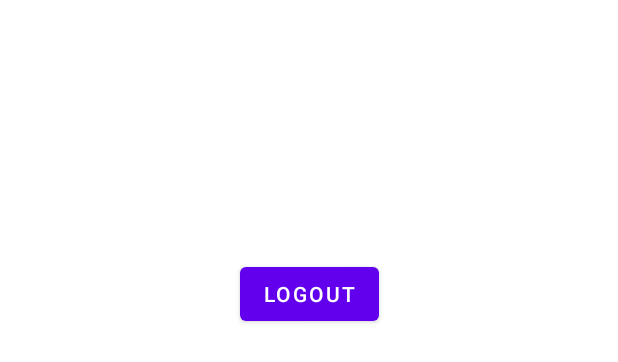
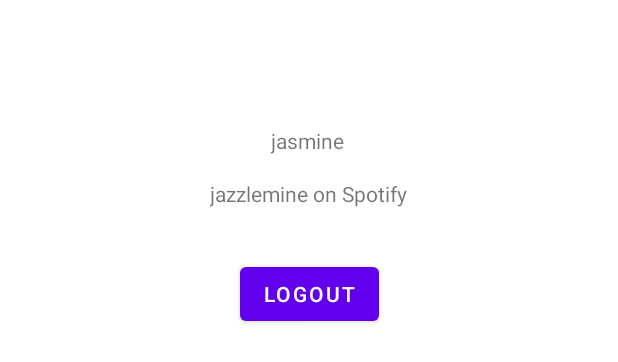
Before and after one commit to jasmine-y-wang/collageify, an Android app: the layout fragment_profile.xml on its own in the app's theme, with its tools: preview values and no code run, on a phone screen of 412 x 824 dp. Shown: the top 362 px of the screen. Run offline under Robolectric (Android 15) with nearby library versions, the phone set to English and light mode, and no system bars; network calls fail.

Commit message:
changed login and signup flow to integrate spotify info with parse user

```diff
--- a/app/src/main/AndroidManifest.xml
+++ b/app/src/main/AndroidManifest.xml
@@ -18,6 +18,9 @@
         android:theme="@style/Theme.Collageify"
         tools:targetApi="31">
         <activity
+            android:name=".activities.ConnectSpotifyActivity"
+            android:exported="false" />
+        <activity
             android:name=".activities.MainActivity"
             android:exported="false"
             android:label="@string/title_activity_main" />
@@ -32,7 +35,7 @@
         </activity>
         <activity
             android:name=".activities.SignupActivity"
-            android:exported="true"></activity>
+            android:exported="true" />
     </application>
 
 </manifest>
--- a/app/src/main/java/com/example/collageify/ParseApplication.java
+++ b/app/src/main/java/com/example/collageify/ParseApplication.java
@@ -3,6 +3,7 @@ package com.example.collageify;
 import android.app.Application;
 
 import com.example.collageify.models.Post;
+import com.example.collageify.models.User;
 import com.parse.Parse;
 import com.parse.ParseObject;
 
@@ -13,6 +14,7 @@ public class ParseApplication extends Application {
         super.onCreate();
 
         ParseObject.registerSubclass(Post.class);
+        ParseObject.registerSubclass(User.class);
 
         Parse.initialize(new Parse.Configuration.Builder(this)
                 .applicationId("tdKvKxY9rcAQHXrDnXBMHHZkofeh4etMOPQNKeE7")
--- a/app/src/main/java/com/example/collageify/UserService.java
+++ b/app/src/main/java/com/example/collageify/UserService.java
@@ -7,6 +7,7 @@ import com.android.volley.RequestQueue;
 import com.android.volley.toolbox.JsonObjectRequest;
 import com.example.collageify.models.User;
 import com.google.gson.Gson;
+import com.parse.ParseUser;
 
 import java.util.HashMap;
 import java.util.Map;
@@ -29,6 +30,8 @@ public class UserService {
     public void get(final VolleyCallBack callBack) {
         JsonObjectRequest jsonObjectRequest = new JsonObjectRequest(ENDPOINT, null, response -> {
             Gson gson = new Gson();
+            User currUser = (User) ParseUser.getCurrentUser();
+            currUser.setSpotifyInfo(response);
             user = gson.fromJson(response.toString(), User.class);
             callBack.onSuccess();
         }, error -> get(() -> {
--- a/app/src/main/java/com/example/collageify/fragments/FeedFragment.java
+++ b/app/src/main/java/com/example/collageify/fragments/FeedFragment.java
@@ -77,7 +77,6 @@ public class FeedFragment extends Fragment {
 
                 // for debugging, print every post description to log
                 for (Post post : posts) {
-                    ParseUser user = post.getUser();
                     Log.i(TAG, "post: " + post.getCaption() + ", username: " +
                             post.getUser().getUsername());
                 }
--- a/app/src/main/java/com/example/collageify/fragments/ProfileFragment.java
+++ b/app/src/main/java/com/example/collageify/fragments/ProfileFragment.java
@@ -15,6 +15,7 @@ import android.view.ViewGroup;
 import com.example.collageify.R;
 import com.example.collageify.activities.LoginActivity;
 import com.example.collageify.databinding.FragmentProfileBinding;
+import com.example.collageify.models.User;
 import com.parse.ParseUser;
 import com.spotify.sdk.android.auth.AuthorizationClient;
 
@@ -42,6 +43,9 @@ public class ProfileFragment extends Fragment {
     @Override
     public void onViewCreated(@NonNull View view, @Nullable Bundle savedInstanceState) {
         super.onViewCreated(view, savedInstanceState);
+        User user = (User) ParseUser.getCurrentUser();
+        binding.tvProfileUsername.setText(user.getUsername());
+        binding.tvSpotifyId.setText(String.format("%s on Spotify", user.getSpotifyId()));
         binding.btnLogout.setOnClickListener(new View.OnClickListener() {
             @Override
             public void onClick(View v) {
--- a/app/src/main/java/com/example/collageify/models/Post.java
+++ b/app/src/main/java/com/example/collageify/models/Post.java
@@ -17,7 +17,7 @@ import java.util.List;
 public class Post extends ParseObject {
     public static final String KEY_CAPTION = "caption";
     public static final String KEY_IMAGE = "image";
-    public static final String KEY_USER = "author";
+    public static final String KEY_USER = "user";
     public static final String KEY_CREATED_AT = "createdAt";
     public static final String KEY_LIKED_BY = "likedBy";
 
--- a/app/src/main/res/layout/fragment_profile.xml
+++ b/app/src/main/res/layout/fragment_profile.xml
@@ -16,4 +16,26 @@
         app:layout_constraintEnd_toEndOf="parent"
         app:layout_constraintStart_toStartOf="parent"
         app:layout_constraintTop_toTopOf="parent" />
+
+    <TextView
+        android:id="@+id/tvProfileUsername"
+        android:layout_width="wrap_content"
+        android:layout_height="wrap_content"
+        android:layout_marginTop="84dp"
+        app:layout_constraintEnd_toEndOf="parent"
+        app:layout_constraintHorizontal_bias="0.498"
+        app:layout_constraintStart_toStartOf="parent"
+        app:layout_constraintTop_toTopOf="parent"
+        tools:text="jasmine" />
+
+    <TextView
+        android:id="@+id/tvSpotifyId"
+        android:layout_width="wrap_content"
+        android:layout_height="wrap_content"
+        android:layout_marginTop="16dp"
+        app:layout_constraintEnd_toEndOf="parent"
+        app:layout_constraintHorizontal_bias="0.498"
+        app:layout_constraintStart_toStartOf="parent"
+        app:layout_constraintTop_toBottomOf="@+id/tvProfileUsername"
+        tools:text="jazzlemine on Spotify" />
 </androidx.constraintlayout.widget.ConstraintLayout>
```
Also changed, not shown: app/src/main/java/com/example/collageify/activities/ConnectSpotifyActivity.java (added, +107 -0 lines), app/src/main/java/com/example/collageify/activities/LoginActivity.java (+6 -71 lines), app/src/main/java/com/example/collageify/activities/SignupActivity.java (+3 -7 lines), app/src/main/java/com/example/collageify/models/User.java (+55 -2 lines), app/src/main/res/layout/activity_connect_spotify.xml (added, +20 -0 lines), app/src/main/res/layout/activity_login.xml (+12 -12 lines).
